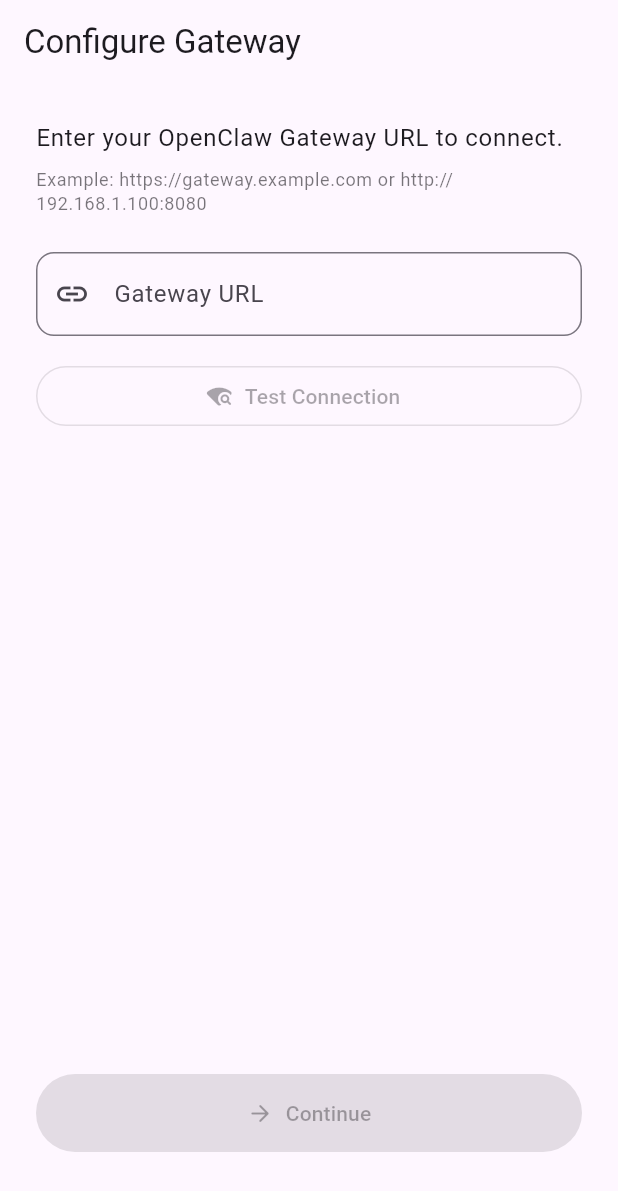
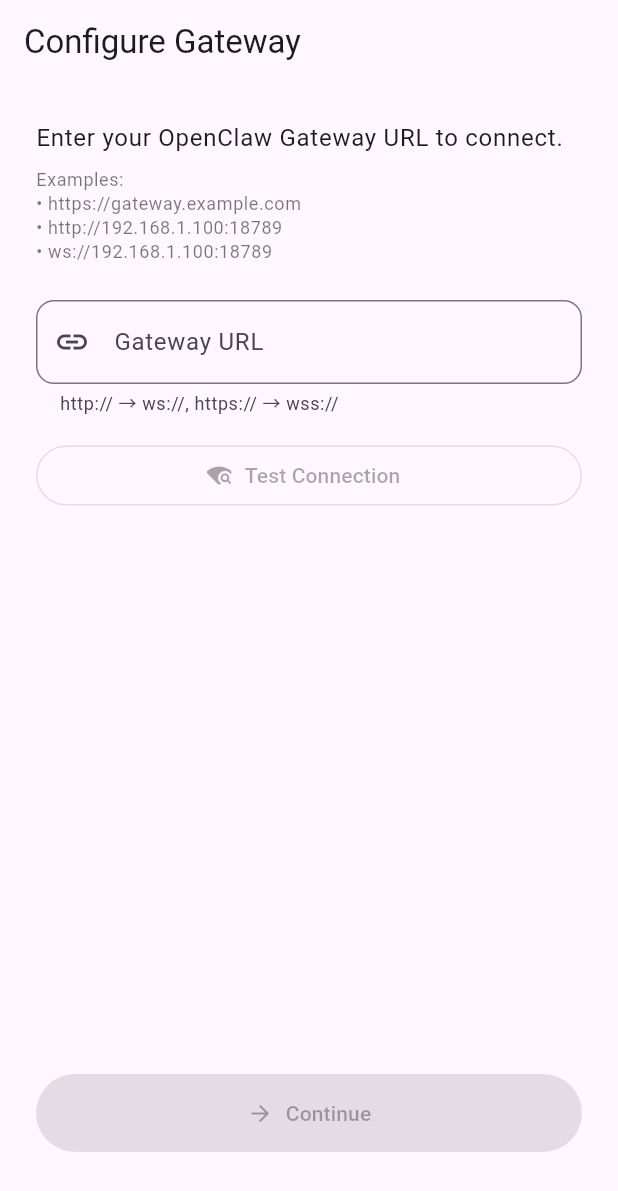
Before and after one commit to pawpaw-agent/clawchat, a Flutter app: the GatewayConfigScreen screen opened directly, on a phone screen of 412 x 824 dp. Shown: the top 1191 px of the screen. Run offline on Flutter 3.47's test engine with Material 3 defaults, Android fonts, the phone set to English and light mode, and no system bars; our stand-ins replace connectivity_plus, flutter_markdown, flutter_riverpod, flutter_secure_storage, freezed_annotation, isar and 2 more; missing offline and left inert: highlight, markdown, workmanager; accounts and stored records are empty; generated files the repository leaves out were written again.

Commit message:
fix: auto-convert HTTP URL to WebSocket URL
- Add _toWebSocketUrl() helper function
- http:// → ws://
- https:// → wss://
- ws:// or wss:// → unchanged
- Update helper text to show URL conversion
- Use converted URL for connection test and pairing

Fixes bug where user enters http:// but WebSocket needs ws://

```diff
--- a/lib/src/features/onboarding/gateway_config_screen.dart
+++ b/lib/src/features/onboarding/gateway_config_screen.dart
@@ -6,6 +6,31 @@
 import 'pairing_screen.dart';
 import '../../core/api/gateway_client.dart';
 import '../../core/api/auth_service.dart';
+
+/// Convert HTTP URL to WebSocket URL
+/// - http:// → ws://
+/// - https:// → wss://
+/// - ws:// or wss:// → unchanged
+String _toWebSocketUrl(String url) {
+  final trimmed = url.trim();
+
+  // Already WebSocket URL
+  if (trimmed.startsWith('ws://') || trimmed.startsWith('wss://')) {
+    return trimmed;
+  }
+
+  // Convert HTTP to WebSocket
+  if (trimmed.startsWith('http://')) {
+    return trimmed.replaceFirst('http://', 'ws://');
+  }
+
+  if (trimmed.startsWith('https://')) {
+    return trimmed.replaceFirst('https://', 'wss://');
+  }
+
+  // No protocol specified, default to wss://
+  return 'wss://$trimmed';
+}
 
 /// Gateway configuration screen
 class GatewayConfigScreen extends ConsumerStatefulWidget {
@@ -58,7 +83,10 @@
             ),
             const SizedBox(height: 8),
             Text(
-              'Example: https://gateway.example.com or http://192.168.1.100:8080',
+              'Examples:\n'
+              '• https://gateway.example.com\n'
+              '• http://192.168.1.100:18789\n'
+              '• ws://192.168.1.100:18789',
               style: theme.textTheme.bodySmall?.copyWith(
                 color: theme.colorScheme.onSurface.withOpacity(0.6),
               ),
@@ -72,6 +100,7 @@
                 labelText: 'Gateway URL',
                 hintText: 'https://your-gateway.com',
                 prefixIcon: const Icon(Icons.link),
+                helperText: 'http:// → ws://, https:// → wss://',
                 border: OutlineInputBorder(
                   borderRadius: BorderRadius.circular(12),
                 ),
@@ -172,22 +201,25 @@
     });
 
     try {
-      final url = _urlController.text.trim();
+      final inputUrl = _urlController.text.trim();
 
       // Validate URL format
-      if (!url.startsWith('http://') && !url.startsWith('https://')) {
+      if (inputUrl.isEmpty) {
         setState(() {
-          _testResult = 'URL must start with http:// or https://';
+          _testResult = 'Please enter a Gateway URL';
           _testSuccess = false;
           _isTesting = false;
         });
         return;
       }
 
+      // Convert to WebSocket URL
+      final wsUrl = _toWebSocketUrl(inputUrl);
+
       // Try to create a Gateway client and test connection
       final authService = AuthService();
       final client = GatewayClient(
-        gatewayUrl: url,
+        gatewayUrl: wsUrl,
         authService: authService,
       );
 
@@ -235,10 +267,13 @@
   }
 
   void _continue() {
+    // Convert to WebSocket URL before passing to PairingScreen
+    final wsUrl = _toWebSocketUrl(_urlController.text.trim());
+
     Navigator.of(context).pushReplacement(
       MaterialPageRoute(
         builder: (context) => PairingScreen(
-          gatewayUrl: _urlController.text.trim(),
+          gatewayUrl: wsUrl,
         ),
       ),
     );
```
